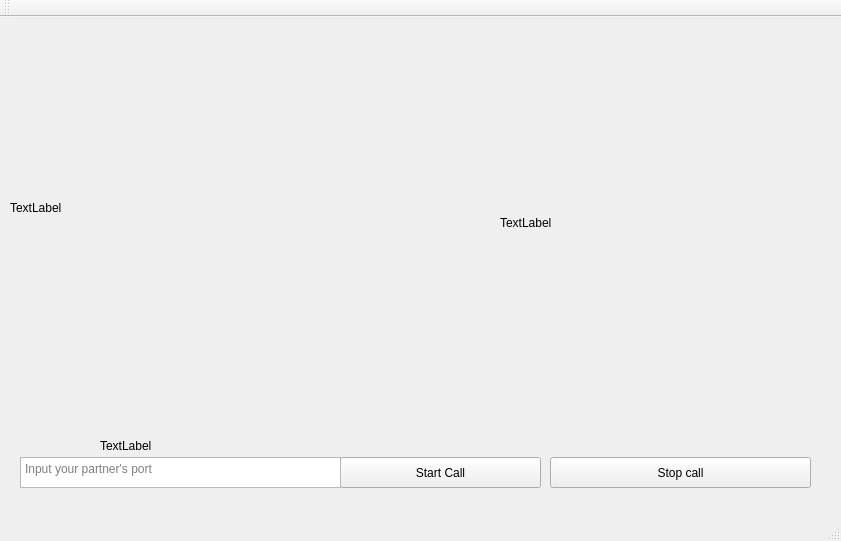
Above: mainwindow.ui from nltd101/videocall before the change. Below: the same form after it.
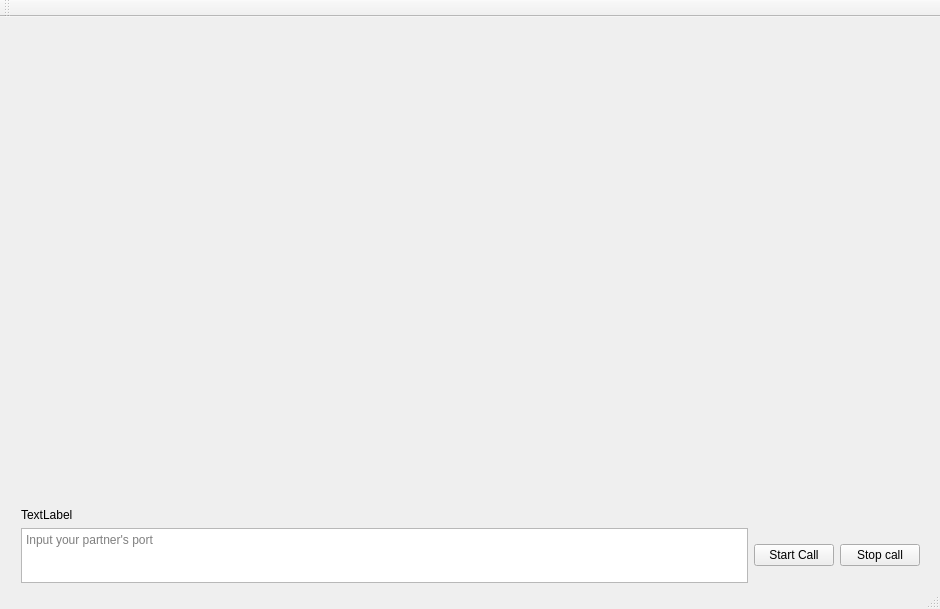
That is the form after the change.

What changed in the file:
```diff
--- a/mainwindow.ui
+++ b/mainwindow.ui
@@ -6,49 +6,61 @@
    <rect>
     <x>0</x>
     <y>0</y>
-    <width>841</width>
-    <height>541</height>
+    <width>940</width>
+    <height>609</height>
    </rect>
   </property>
   <property name="windowTitle">
    <string>MainWindow</string>
   </property>
   <widget class="QWidget" name="centralWidget">
-   <widget class="QPushButton" name="startCallButton">
+   <widget class="QWidget" name="horizontalLayoutWidget">
     <property name="geometry">
      <rect>
-      <x>340</x>
-      <y>440</y>
-      <width>201</width>
-      <height>31</height>
+      <x>10</x>
+      <y>0</y>
+      <width>921</width>
+      <height>311</height>
      </rect>
     </property>
-    <property name="text">
-     <string>Start Call</string>
-    </property>
-   </widget>
+    <layout class="QHBoxLayout" name="horizontalLayout">
+     <item>
    <widget class="QLabel" name="label">
+       <property name="text">
+        <string/>
+       </property>
+      </widget>
+     </item>
+     <item>
+      <widget class="QLabel" name="partner_label">
+       <property name="text">
+        <string/>
+       </property>
+      </widget>
+     </item>
+    </layout>
+   </widget>
+   <widget class="QWidget" name="verticalLayoutWidget">
     <property name="geometry">
      <rect>
       <x>10</x>
-      <y>0</y>
-      <width>481</width>
-      <height>381</height>
+      <y>480</y>
+      <width>921</width>
+      <height>97</height>
      </rect>
     </property>
+    <layout class="QVBoxLayout" name="verticalLayout">
+     <item>
+      <widget class="QLabel" name="label_port">
     <property name="text">
      <string>TextLabel</string>
     </property>
    </widget>
+     </item>
+     <item>
+      <layout class="QHBoxLayout" name="horizontalLayout_2">
+       <item>
    <widget class="QTextEdit" name="portEditText">
-    <property name="geometry">
-     <rect>
-      <x>20</x>
-      <y>440</y>
-      <width>321</width>
-      <height>31</height>
-     </rect>
-    </property>
     <property name="cursor" stdset="0">
      <cursorShape>IBeamCursor</cursorShape>
     </property>
@@ -59,44 +71,24 @@
      <string>Input your partner's port</string>
     </property>
    </widget>
-   <widget class="QLabel" name="partner_label">
-    <property name="geometry">
-     <rect>
-      <x>500</x>
-      <y>20</y>
-      <width>311</width>
-      <height>371</height>
-     </rect>
-    </property>
+       </item>
+       <item>
+        <widget class="QPushButton" name="startCallButton">
     <property name="text">
-     <string>TextLabel</string>
-    </property>
-   </widget>
+          <string>Start Call</string>
+         </property>
+        </widget>
+       </item>
+       <item>
    <widget class="QPushButton" name="stopCallButton">
-    <property name="geometry">
-     <rect>
-      <x>550</x>
-      <y>440</y>
-      <width>261</width>
-      <height>31</height>
-     </rect>
-    </property>
     <property name="text">
      <string>Stop call</string>
     </property>
    </widget>
-   <widget class="QLabel" name="label_port">
-    <property name="geometry">
-     <rect>
-      <x>100</x>
-      <y>420</y>
-      <width>571</width>
-      <height>17</height>
-     </rect>
-    </property>
-    <property name="text">
-     <string>TextLabel</string>
-    </property>
+       </item>
+      </layout>
+     </item>
+    </layout>
    </widget>
   </widget>
   <widget class="QMenuBar" name="menuBar">
```
Left out of the diff: 6 changed lines with no effect on the pictures. Lines whose indentation alone changed are shown as unchanged.
